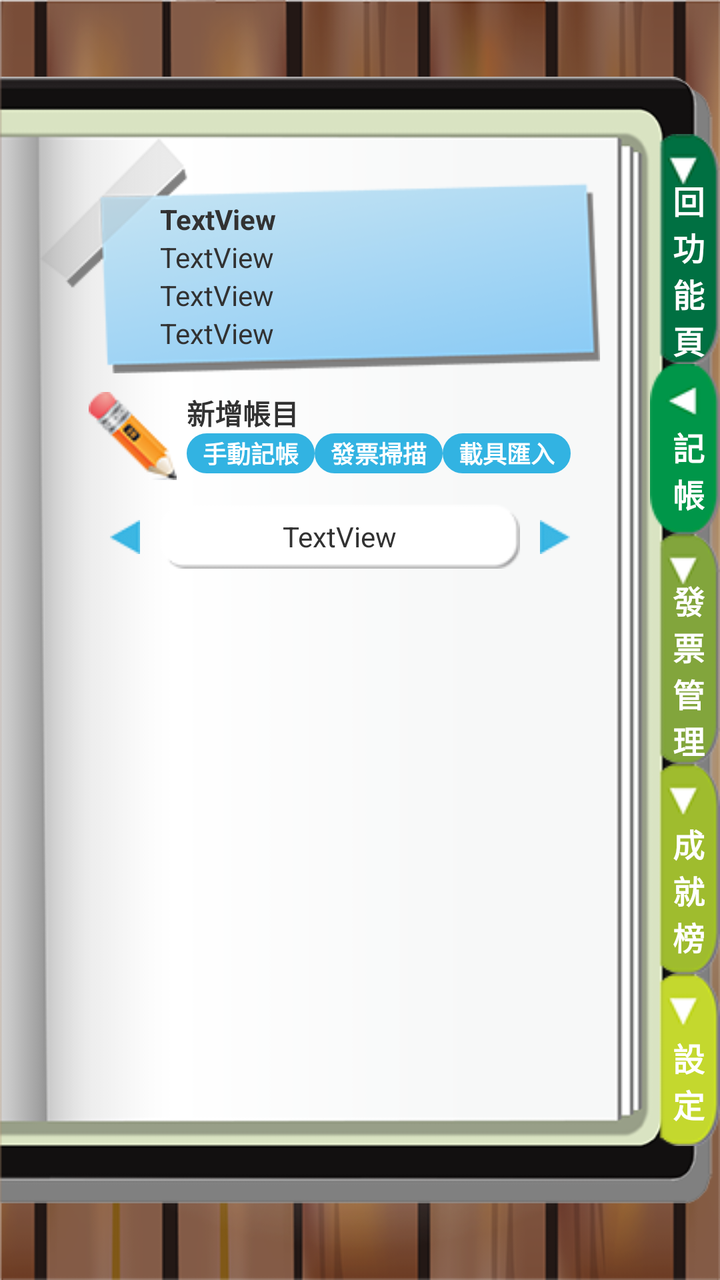
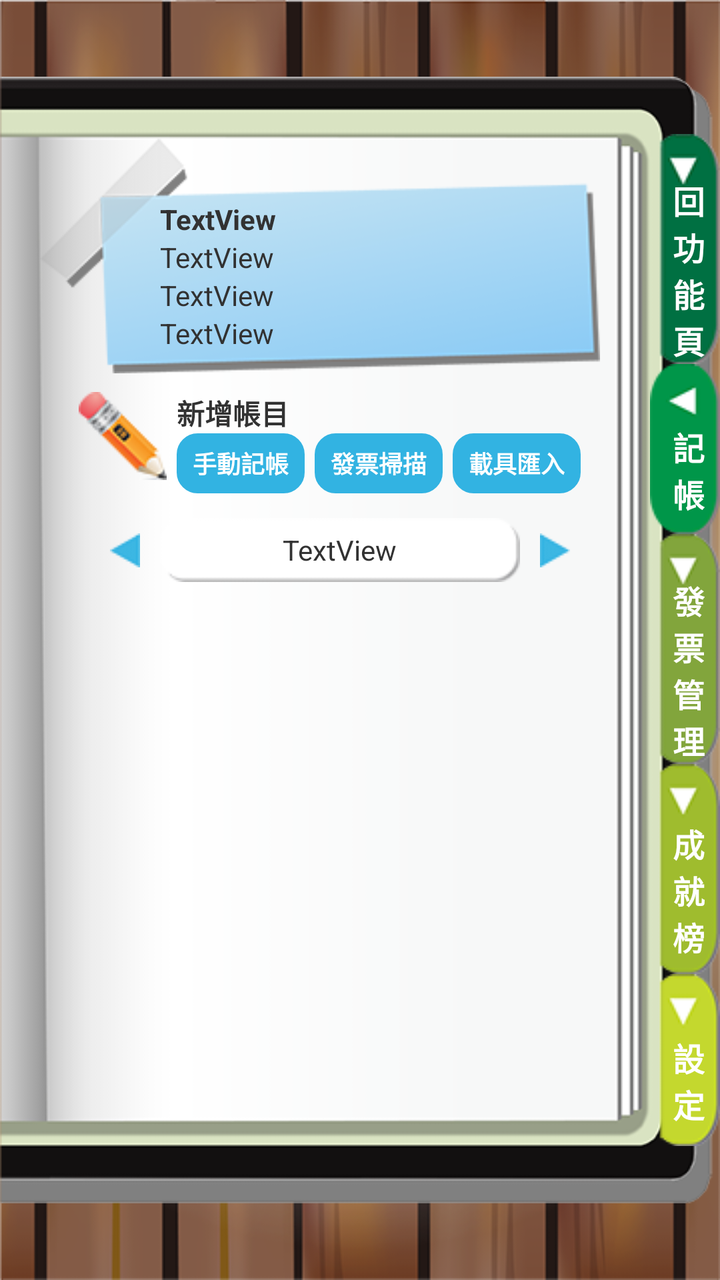

Compare the two renders of this Android layout. The source of the first and the diff that turns it into the second are given below.
<!-- AndroidManifest.xml: application theme AppTheme -->
<!-- res/layout/activity_accounts.xml -->
<RelativeLayout xmlns:android="http://schemas.android.com/apk/res/android"
    xmlns:tools="http://schemas.android.com/tools"
    android:layout_width="match_parent"
    android:layout_height="match_parent"
    android:background="@drawable/bg_wood"
    tools:context=".MainActivity" >

    <ImageView
        android:id="@+id/imageView1"
        android:layout_width="match_parent"
        android:layout_height="match_parent"
        android:layout_alignParentLeft="true"
        android:src="@drawable/bg_book" />

    <LinearLayout
        android:layout_width="match_parent"
        android:layout_height="match_parent"
        android:layout_centerHorizontal="true"
        android:orientation="vertical" >

        <RelativeLayout
            android:layout_width="match_parent"
            android:layout_height="wrap_content"
            android:layout_marginTop="60dp" >

            <ImageView
                android:id="@+id/imageView2"
                android:layout_width="match_parent"
                android:layout_height="wrap_content"
                android:layout_centerInParent="true"
                android:paddingLeft="20dp"
                android:paddingRight="60dp"
                android:src="@drawable/account_bg" />

            <LinearLayout
                android:layout_width="wrap_content"
                android:layout_height="wrap_content"
                android:layout_centerVertical="true"
                android:orientation="vertical"
                android:paddingLeft="80dp"
                android:paddingTop="20dp" >

                <TextView
                    android:id="@+id/textView6"
                    android:layout_width="wrap_content"
                    android:layout_height="wrap_content"
                    android:text="TextView"
                    android:textStyle="bold" />

                <TextView
                    android:id="@+id/textView7"
                    android:layout_width="wrap_content"
                    android:layout_height="wrap_content"
                    android:text="TextView" />

                <TextView
                    android:id="@+id/textView8"
                    android:layout_width="wrap_content"
                    android:layout_height="wrap_content"
                    android:text="TextView" />

                <TextView
                    android:id="@+id/textView9"
                    android:layout_width="wrap_content"
                    android:layout_height="wrap_content"
                    android:text="TextView" />
            </LinearLayout>
        </RelativeLayout>

        <LinearLayout
            android:layout_width="wrap_content"
            android:layout_height="wrap_content"
            android:layout_gravity="center_horizontal"
            android:layout_marginLeft="20dp"
            android:layout_marginRight="35dp"
            android:gravity="center_horizontal" >

            <ImageView
                android:id="@+id/imageView3"
                android:layout_width="wrap_content"
                android:layout_height="wrap_content"
                android:paddingRight="5dp"
                android:src="@drawable/account_pen" />

            <LinearLayout
                android:layout_width="wrap_content"
                android:layout_height="wrap_content"
                android:orientation="vertical" >

                <TextView
                    android:id="@+id/textView10"
                    android:layout_width="wrap_content"
                    android:layout_height="wrap_content"
                    android:text="新增帳目"
                    android:textSize="14sp"
                    android:textStyle="bold" />

                <LinearLayout
                    android:layout_width="wrap_content"
                    android:layout_height="wrap_content" >

                    <Button
                        android:id="@+id/button1"
                        android:layout_width="wrap_content"
                        android:layout_height="wrap_content"
                        android:background="@drawable/button_style"
                        android:minHeight="20dp"
                        android:text="手動記帳"
                        android:textColor="#ffffff"
                        android:textSize="12sp"
                        android:textStyle="bold" />

                    <Button
                        android:id="@+id/button2"
                        android:layout_width="wrap_content"
                        android:layout_height="wrap_content"
                        android:background="@drawable/button_style"
                        android:minHeight="20dp"
                        android:text="發票掃描"
                        android:textColor="#ffffff"
                        android:textSize="12sp"
                        android:textStyle="bold" />

                    <Button
                        android:id="@+id/button3"
                        android:layout_width="wrap_content"
                        android:layout_height="wrap_content"
                        android:background="@drawable/button_style"
                        android:minHeight="20dp"
                        android:text="載具匯入"
                        android:textColor="#ffffff"
                        android:textSize="12sp"
                        android:textStyle="bold" />

                </LinearLayout>

            </LinearLayout>

        </LinearLayout>

        <LinearLayout
            android:layout_width="match_parent"
            android:layout_height="wrap_content"
            android:gravity="center"
            android:paddingBottom="10dp"
            android:paddingRight="20dp"
            android:paddingTop="10dp" >

            <ImageButton
                android:id="@+id/imageButton6"
                android:layout_width="wrap_content"
                android:layout_height="wrap_content"
                android:background="@color/transparent"
                android:padding="10dp"
                android:src="@drawable/btn_left" />

            <RelativeLayout
                android:layout_width="wrap_content"
                android:layout_height="wrap_content" >

                <ImageView
                    android:id="@+id/imageView3"
                    android:layout_width="wrap_content"
                    android:layout_height="wrap_content"
                    android:src="@drawable/bg_month" />

                <TextView
                    android:id="@+id/textView77"
                    android:layout_width="wrap_content"
                    android:layout_height="wrap_content"
                    android:layout_centerInParent="true"
                    android:text="TextView" />
            </RelativeLayout>

            <ImageButton
                android:id="@+id/imageButton97"
                android:layout_width="wrap_content"
                android:layout_height="wrap_content"
                android:background="@color/transparent"
                android:padding="10dp"
                android:src="@drawable/btn_right" />
        </LinearLayout>

        <ScrollView
            android:id="@+id/scrollView1"
            android:layout_width="match_parent"
            android:layout_height="match_parent"
            android:layout_marginLeft="40dp"
            android:layout_marginRight="50dp"
            android:paddingBottom="80dp"
            android:paddingTop="5dp" >

            <TableLayout
                android:id="@+id/TableLayout1"
                android:layout_width="wrap_content"
                android:layout_height="wrap_content"
                android:layout_gravity="center_horizontal" >

                <TableRow
                    android:id="@+id/tableRow1"
                    android:layout_width="wrap_content"
                    android:layout_height="wrap_content" >
                </TableRow>

                <TableRow
                    android:id="@+id/tableRow2"
                    android:layout_width="wrap_content"
                    android:layout_height="wrap_content" >
                </TableRow>

                <TableRow
                    android:id="@+id/tableRow3"
                    android:layout_width="wrap_content"
                    android:layout_height="wrap_content" >
                </TableRow>

                <TableRow
                    android:id="@+id/tableRow4"
                    android:layout_width="wrap_content"
                    android:layout_height="wrap_content" >
                </TableRow>
            </TableLayout>

        </ScrollView>

    </LinearLayout>

    <LinearLayout
        android:layout_width="match_parent"
        android:layout_height="wrap_content"
        android:layout_centerInParent="true"
        android:gravity="right"
        android:orientation="vertical" >

        <RelativeLayout
            android:layout_width="wrap_content"
            android:layout_height="wrap_content" >

            <ImageButton
                android:id="@+id/imageButton1"
                android:layout_width="wrap_content"
                android:layout_height="wrap_content"
                android:background="@color/transparent"
                android:src="@drawable/btn_backfunc" />

            <TextView
                android:id="@+id/textView1"
                android:layout_width="wrap_content"
                android:layout_height="wrap_content"
                android:layout_centerInParent="true"
                android:text="\n 回\n 功\n 能\n 頁"
                android:textColor="#ffffff"
                android:textSize="16sp"
                android:textStyle="bold"
                android:visibility="visible" />

        </RelativeLayout>

        <RelativeLayout
            android:layout_width="wrap_content"
            android:layout_height="wrap_content" >

            <ImageButton
                android:id="@+id/imageButton2"
                android:layout_width="wrap_content"
                android:layout_height="wrap_content"
                android:background="@color/transparent"
                android:src="@drawable/main_account" />

            <TextView
                android:id="@+id/textView2"
                android:layout_width="wrap_content"
                android:layout_height="wrap_content"
                android:layout_centerInParent="true"
                android:text="\n 記\n 帳"
                android:textColor="#ffffff"
                android:textSize="16sp"
                android:textStyle="bold"
                android:visibility="visible" />

        </RelativeLayout>

        <RelativeLayout
            android:layout_width="wrap_content"
            android:layout_height="wrap_content" >

            <ImageButton
                android:id="@+id/imageButton3"
                android:layout_width="wrap_content"
                android:layout_height="wrap_content"
                android:background="@color/transparent"
                android:src="@drawable/btn_manager" />

            <TextView
                android:id="@+id/textView3"
                android:layout_width="wrap_content"
                android:layout_height="wrap_content"
                android:layout_centerInParent="true"
                android:text="\n 發\n 票\n 管\n 理"
                android:textColor="#ffffff"
                android:textSize="16sp"
                android:textStyle="bold"
                android:visibility="visible" />

        </RelativeLayout>

        <RelativeLayout
            android:layout_width="wrap_content"
            android:layout_height="wrap_content" >

            <ImageButton
                android:id="@+id/imageButton4"
                android:layout_width="wrap_content"
                android:layout_height="wrap_content"
                android:background="@color/transparent"
                android:src="@drawable/btn_social" />

            <TextView
                android:id="@+id/textView4"
                android:layout_width="wrap_content"
                android:layout_height="wrap_content"
                android:layout_centerInParent="true"
                android:text="\n 成\n 就\n 榜"
                android:textColor="#ffffff"
                android:textSize="16sp"
                android:textStyle="bold"
                android:visibility="visible" />

        </RelativeLayout>

        <RelativeLayout
            android:layout_width="wrap_content"
            android:layout_height="wrap_content" >

            <ImageButton
                android:id="@+id/imageButton5"
                android:layout_width="wrap_content"
                android:layout_height="wrap_content"
                android:background="@color/transparent"
                android:src="@drawable/btn_setting" />

            <TextView
                android:id="@+id/textView5"
                android:layout_width="wrap_content"
                android:layout_height="wrap_content"
                android:layout_centerInParent="true"
                android:text="\n 設\n 定"
                android:textColor="#ffffff"
                android:textSize="16sp"
                android:textStyle="bold"
                android:visibility="visible" />

        </RelativeLayout>

    </LinearLayout>

    <Button
        android:id="@+id/button8"
        android:layout_width="match_parent"
        android:layout_height="match_parent"
        android:background="@color/transparent"
        android:visibility="gone" />

    <LinearLayout
        android:id="@+id/LinearLayout1"
        android:layout_width="match_parent"
        android:layout_height="wrap_content"
        android:layout_centerInParent="true"
        android:layout_marginLeft="30dp"
        android:layout_marginRight="30dp"
        android:background="@drawable/pop_style"
        android:orientation="vertical"
        android:visibility="gone" >

        <LinearLayout
            android:layout_width="match_parent"
            android:layout_height="wrap_content"
            android:orientation="vertical"
            android:padding="10dp" >

            <LinearLayout
                android:layout_width="match_parent"
                android:layout_height="wrap_content" >

                <ImageView
                    android:id="@+id/imageView4"
                    android:layout_width="wrap_content"
                    android:layout_height="wrap_content"
                    android:src="@drawable/account_pen" />

                <LinearLayout
                    android:layout_width="wrap_content"
                    android:layout_height="wrap_content"
                    android:orientation="vertical" >

                    <TextView
                        android:id="@+id/textView11"
                        android:layout_width="wrap_content"
                        android:layout_height="wrap_content"
                        android:text="新增帳目"
                        android:textColor="#000000"
                        android:textStyle="bold" />

                    <LinearLayout
                        android:layout_width="wrap_content"
                        android:layout_height="wrap_content"
                        android:gravity="center_vertical" >

                        <LinearLayout
                            android:layout_width="wrap_content"
                            android:layout_height="wrap_content"
                            android:layout_weight="1"
                            android:orientation="vertical" >

                            <Button
                                android:id="@+id/button4"
                                android:layout_width="wrap_content"
                                android:layout_height="wrap_content"
                                android:background="@drawable/button_income"
                                android:minHeight="25dp"
                                android:minWidth="50dp"
                                android:text="收入"
                                android:textColor="#ffffff"
                                android:textSize="12sp" />

                            <Button
                                android:id="@+id/button5"
                                android:layout_width="wrap_content"
                                android:layout_height="wrap_content"
                                android:background="@drawable/button_expend"
                                android:minHeight="25dp"
                                android:minWidth="50dp"
                                android:text="支出"
                                android:textColor="#ffffff"
                                android:textSize="12sp" />

                        </LinearLayout>

                        <EditText
                            android:id="@+id/editText1"
                            android:layout_width="150dp"
                            android:layout_height="wrap_content"
                            android:layout_weight="1"
                            android:width="100dp" 
                            android:inputType="number">

                            <requestFocus />
                        </EditText>

                    </LinearLayout>
                </LinearLayout>
            </LinearLayout>

            <LinearLayout
                android:layout_width="match_parent"
                android:layout_height="wrap_content"
                android:gravity="center_vertical" >

                <TextView
                    android:id="@+id/textView12"
                    android:layout_width="wrap_content"
                    android:layout_height="wrap_content"
                    android:text="帳　　戶" />

                <Spinner
                    android:id="@+id/spinner1"
                    android:layout_width="wrap_content"
                    android:layout_height="wrap_content"
                    android:layout_weight="1" />

            </LinearLayout>

            <LinearLayout
                android:layout_width="match_parent"
                android:layout_height="wrap_content"
                android:gravity="center_vertical" >

                <TextView
                    android:id="@+id/textView13"
                    android:layout_width="wrap_content"
                    android:layout_height="wrap_content"
                    android:text="發票編號" />

                <EditText
                    android:id="@+id/editText14"
                    android:layout_width="150dp"
                    android:layout_height="wrap_content"
                    android:layout_weight="1" />
            </LinearLayout>

            <LinearLayout
                android:layout_width="match_parent"
                android:layout_height="wrap_content"
                android:gravity="center_vertical" >

                <TextView
                    android:id="@+id/textView13"
                    android:layout_width="wrap_content"
                    android:layout_height="wrap_content"
                    android:text="項　　目" />

                <EditText
                    android:id="@+id/editText3"
                    android:layout_width="150dp"
                    android:layout_height="wrap_content"
                    android:layout_weight="1" />
            </LinearLayout>

            <LinearLayout
                android:layout_width="match_parent"
                android:layout_height="wrap_content"
                android:gravity="center_vertical" >

                <TextView
                    android:id="@+id/textView14"
                    android:layout_width="wrap_content"
                    android:layout_height="wrap_content"
                    android:text="分　　類" />

                <Spinner
                    android:id="@+id/spinner2"
                    android:layout_width="wrap_content"
                    android:layout_height="wrap_content"
                    android:layout_weight="1" />

                <Spinner
                    android:id="@+id/spinner3"
                    android:layout_width="wrap_content"
                    android:layout_height="wrap_content"
                    android:layout_weight="1" />

            </LinearLayout>

            <LinearLayout
                android:layout_width="match_parent"
                android:layout_height="wrap_content"
                android:gravity="center_vertical" >

                <TextView
                    android:id="@+id/textView15"
                    android:layout_width="wrap_content"
                    android:layout_height="wrap_content"
                    android:text="日　　期" />

                <EditText
                    android:id="@+id/editText5"
                    android:layout_width="150dp"
                    android:layout_height="wrap_content"
                    android:layout_weight="1"
                    android:hint="(西元)年月日 yyyyMMdd"
                    android:maxLength="8"
                    android:inputType="date" />
            </LinearLayout>

            <LinearLayout
                android:layout_width="match_parent"
                android:layout_height="wrap_content"
                android:gravity="center_vertical" >

                <TextView
                    android:id="@+id/textView16"
                    android:layout_width="wrap_content"
                    android:layout_height="wrap_content"
                    android:text="商　　店" />

                <EditText
                    android:id="@+id/editText6"
                    android:layout_width="150dp"
                    android:layout_height="wrap_content"
                    android:layout_weight="1" />
            </LinearLayout>

            <LinearLayout
                android:layout_width="match_parent"
                android:layout_height="wrap_content"
                android:gravity="center_vertical" >

                <TextView
                    android:id="@+id/textView17"
                    android:layout_width="wrap_content"
                    android:layout_height="wrap_content"
                    android:text="備　　註" />

                <EditText
                    android:id="@+id/editText7"
                    android:layout_width="150dp"
                    android:layout_height="wrap_content"
                    android:layout_weight="1" />
            </LinearLayout>

        </LinearLayout>

        <LinearLayout
            android:layout_width="match_parent"
            android:layout_height="wrap_content"
            android:background="@drawable/pop_style_blue"
            android:gravity="center_horizontal"
            android:paddingBottom="5dp"
            android:paddingTop="5dp" >

            <Button
                android:id="@+id/button6"
                style="?android:attr/buttonStyleSmall"
                android:layout_width="80dp"
                android:layout_height="30dp"
                android:background="@color/transparent"
                android:text="新增"
                android:textColor="#ffffff"
                android:textSize="12sp" />

            <Button
                android:id="@+id/button9"
                style="?android:attr/buttonStyleSmall"
                android:layout_width="80dp"
                android:layout_height="30dp"
                android:background="@color/transparent"
                android:text="刪除"
                android:textColor="#ffffff"
                android:textSize="12sp" />

            <Button
                android:id="@+id/button7"
                style="?android:attr/buttonStyleSmall"
                android:layout_width="80dp"
                android:layout_height="30dp"
                android:background="@color/transparent"
                android:text="取消"
                android:textColor="#ffffff"
                android:textSize="12sp" />

        </LinearLayout>

    </LinearLayout>

</RelativeLayout>
<!-- resources referenced by this layout -->
<resources>
  <color name="transparent">#00000000</color>
  <!-- drawable bg_book: png bitmap (drawable-mdpi, 14514 bytes) -->
  <!-- drawable bg_month: png bitmap (drawable-mdpi, 3591 bytes) -->
  <!-- drawable bg_wood: png bitmap (drawable-mdpi, 216225 bytes) -->
  <!-- drawable btn_left: png bitmap (drawable-mdpi, 3036 bytes) -->
  <!-- drawable btn_right: png bitmap (drawable-mdpi, 3018 bytes) -->
  <!-- drawable button_expend (drawable) -->
  <?xml version="1.0" encoding="utf-8"?>
  <selector xmlns:android="http://schemas.android.com/apk/res/android">
      <item android:state_pressed="false">
          <shape>
              <solid 
                  android:color="#FF4500" />
              <stroke
                  android:width="1dp"
                  android:color="#FF4500" />
              <corners
                  android:radius="10dp" />
          </shape>
      </item>
  
      <item android:state_pressed="true">
          <shape>
              <solid 
                  android:color="#FF4500" />
              <stroke
                  android:width="1dp"
                  android:color="#FF4500" />
              <corners 
                  android:radius="10dp" />
          </shape>
      </item>
  </selector>
  <!-- drawable button_income (drawable) -->
  <?xml version="1.0" encoding="utf-8"?>
  <selector xmlns:android="http://schemas.android.com/apk/res/android">
      <item android:state_pressed="false">
          <shape>
              <solid 
                  android:color="#556B2F" />
              <stroke
                  android:width="1dp"
                  android:color="#556B2F" />
              <corners
                  android:radius="10dp" />
          </shape>
      </item>
  
      <item android:state_pressed="true">
          <shape>
              <solid 
                  android:color="#006400" />
              <stroke
                  android:width="1dp"
                  android:color="#006400" />
              <corners 
                  android:radius="10dp" />
          </shape>
      </item>
  </selector>
  <!-- drawable button_style (drawable) -->
  <?xml version="1.0" encoding="utf-8"?>
  <selector xmlns:android="http://schemas.android.com/apk/res/android">
      <item android:state_pressed="false">
          <shape>
              <solid 
                  android:color="#32B3E2" />
              <stroke
                  android:width="1dp"
                  android:color="#32B3E2" />
              <corners
                  android:radius="10dp" />
          </shape>
      </item>
  
      <item android:state_pressed="true">
          <shape>
              <solid 
                  android:color="#2E93BA" />
              <stroke
                  android:width="1dp"
                  android:color="#2E93BA" />
              <corners 
                  android:radius="10dp" />
          </shape>
      </item>
  </selector>
  <!-- drawable pop_style (drawable) -->
  <?xml version="1.0" encoding="utf-8"?>
  <selector xmlns:android="http://schemas.android.com/apk/res/android">
      <item>
          <shape>
              <solid 
                  android:color="#FFFEF7" />
              <stroke
                  android:width="10dp"
                  android:color="#FFFEF7" />
              <corners
                  android:radius="10dp" />
          </shape>
      </item>
  </selector>
  <!-- drawable pop_style_blue (drawable) -->
  <?xml version="1.0" encoding="utf-8"?>
  <selector xmlns:android="http://schemas.android.com/apk/res/android">
      <item>
          <shape>
              <solid 
                  android:color="#32B3E2" />
              <stroke
                  android:width="10dp"
                  android:color="#32B3E2" />
              <corners
                  android:bottomLeftRadius="10dp"
                  android:bottomRightRadius="10dp"
                  android:topLeftRadius="0dp"
                  android:topRightRadius="0dp" />
          </shape>
      </item>
  </selector>
  <style name="AppTheme" parent="AppBaseTheme">
          
      </style>
  <style name="AppBaseTheme" parent="android:Theme.Light">
  	    <item name="android:windowNoTitle">true</item>
          
      </style>
  <!-- unchanged entries left out for length: 7 -->
</resources>

<!-- the commit's change to res/layout/activity_accounts.xml (unified diff, before → after) -->
@@ -104,7 +104,7 @@
                         android:layout_width="wrap_content"
                         android:layout_height="wrap_content"
                         android:background="@drawable/button_style"
-                        android:minHeight="20dp"
+                        android:minHeight="30dp"
                         android:text="手動記帳"
                         android:textColor="#ffffff"
                         android:textSize="12sp"
@@ -114,8 +114,10 @@
                         android:id="@+id/button2"
                         android:layout_width="wrap_content"
                         android:layout_height="wrap_content"
+                        android:layout_marginLeft="5dp"
+                        android:layout_marginRight="5dp"
                         android:background="@drawable/button_style"
-                        android:minHeight="20dp"
+                        android:minHeight="30dp"
                         android:text="發票掃描"
                         android:textColor="#ffffff"
                         android:textSize="12sp"
@@ -126,7 +128,7 @@
                         android:layout_width="wrap_content"
                         android:layout_height="wrap_content"
                         android:background="@drawable/button_style"
-                        android:minHeight="20dp"
+                        android:minHeight="30dp"
                         android:text="載具匯入"
                         android:textColor="#ffffff"
                         android:textSize="12sp"
